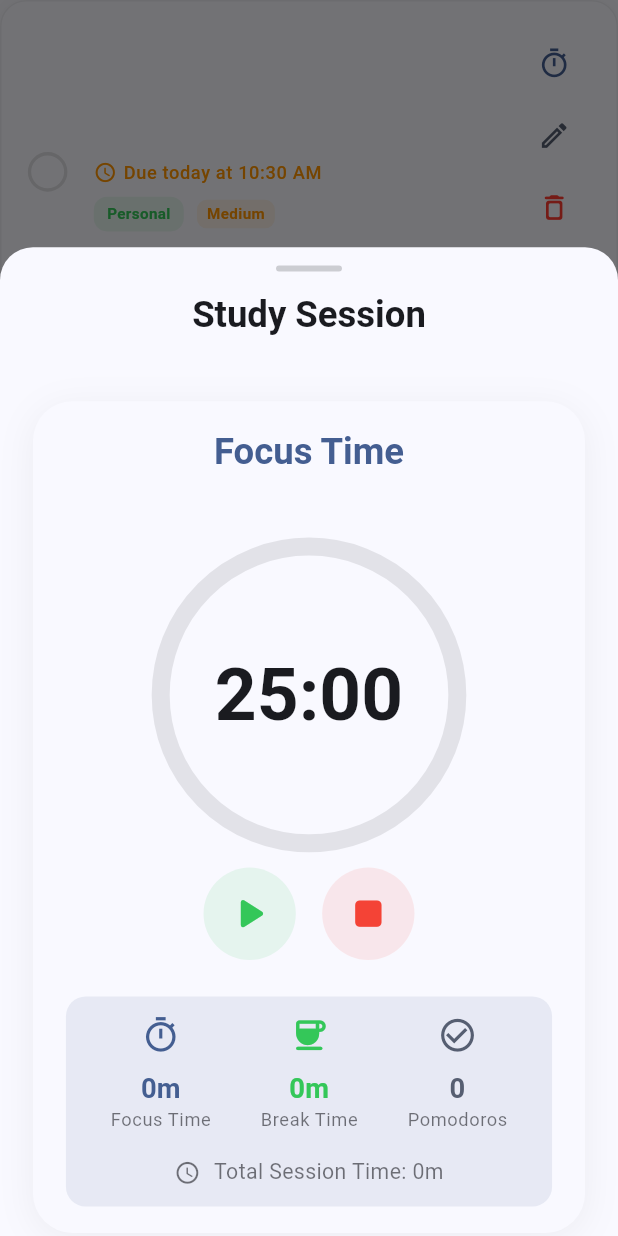
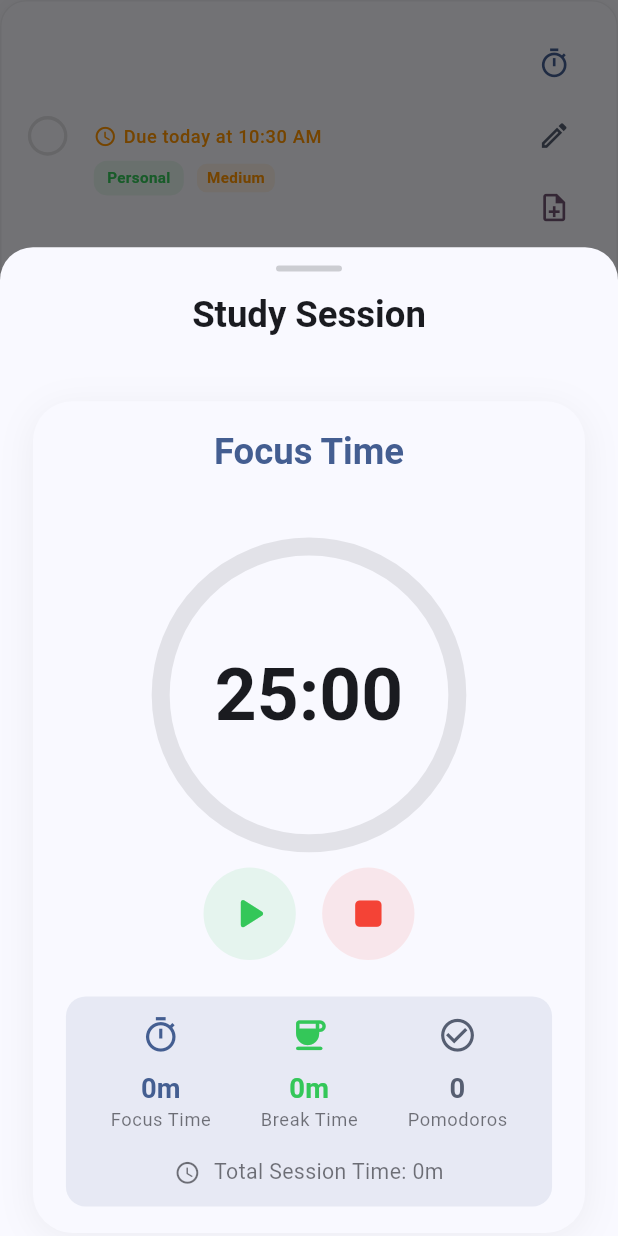
Before and after one commit to Ahmed4r/todoapp, a Flutter app: the TaskCard widget shown alone on an empty page, opened directly with empty values, after a tap on the "timer" icon, on a phone screen of 412 x 824 dp. Run offline on Flutter 3.47's test engine with Material 3 defaults, Android fonts, the phone set to English and light mode, and no system bars; our stand-ins replace audioplayers, flutter_screenutil, shared_preferences; missing offline and left inert: audio_waveforms, record; accounts and stored records are empty; Roboto replaces fonts that are missing (SF Pro Display); statements that could not run were skipped.

Commit message:
feat: Implement swipe-to-delete functionality in TaskCard widget

```diff
--- a/lib/widgets/task_card.dart
+++ b/lib/widgets/task_card.dart
@@ -34,6 +34,27 @@ class TaskCard extends StatelessWidget {
             opacity: animation.value,
             child: Container(
               margin: EdgeInsets.only(bottom: 12.h),
+              child: Dismissible(
+                key: Key(task.id),
+                direction: DismissDirection.endToStart,
+                background: Container(
+                  padding: EdgeInsets.symmetric(horizontal: 20.w),
+                  decoration: BoxDecoration(
+                    color: const Color(0xFFFF3B30),
+                    borderRadius: BorderRadius.circular(16.w),
+                  ),
+                  child: Row(
+                    mainAxisAlignment: MainAxisAlignment.end,
+                    children: [
+                      Icon(
+                        Icons.delete_outline,
+                        color: Colors.white,
+                        size: 24.w,
+                      ),
+                    ],
+                  ),
+                ),
+                onDismissed: (direction) => onDelete(),
                 child: Material(
                   color: Colors.transparent,
                   child: InkWell(
@@ -121,7 +142,9 @@ class TaskCard extends StatelessWidget {
                                           SizedBox(width: 4.w),
                                           Expanded(
                                             child: Text(
-                                            ColorUtils.getDueDateTimeText(task),
+                                              ColorUtils.getDueDateTimeText(
+                                                task,
+                                              ),
                                               style: Theme.of(context)
                                                   .textTheme
                                                   .bodySmall
@@ -161,8 +184,13 @@ class TaskCard extends StatelessWidget {
                                             PomodoroBottomSheet(task: task),
                                       );
                                     },
-                                  icon: Icon(Icons.timer_outlined, size: 20.w),
-                                  color: Theme.of(context).colorScheme.primary,
+                                    icon: Icon(
+                                      Icons.timer_outlined,
+                                      size: 20.w,
+                                    ),
+                                    color: Theme.of(
+                                      context,
+                                    ).colorScheme.primary,
                                     tooltip: 'Start study timer',
                                   ),
                                   IconButton(
@@ -173,15 +201,7 @@ class TaskCard extends StatelessWidget {
                                     ).colorScheme.secondary,
                                     tooltip: 'Edit task',
                                   ),
-                                IconButton(
-                                  onPressed: onDelete,
-                                  icon: Icon(
-                                    Icons.delete_outline_rounded,
-                                    size: 20.w,
-                                  ),
-                                  color: const Color(0xFFFF3B30),
-                                  tooltip: 'Delete task',
-                                ),
+
                                   IconButton(
                                     onPressed: () {
                                       showModalBottomSheet(
@@ -196,7 +216,9 @@ class TaskCard extends StatelessWidget {
                                       Icons.note_add_outlined,
                                       size: 20.w,
                                     ),
-                                  color: Theme.of(context).colorScheme.tertiary,
+                                    color: Theme.of(
+                                      context,
+                                    ).colorScheme.tertiary,
                                     tooltip: 'View/Add Notes',
                                   ),
                                 ],
@@ -204,6 +226,7 @@ class TaskCard extends StatelessWidget {
                             ],
                           ),
                         ],
+                      ),
                     ),
                   ),
                 ),
```
Lines whose indentation alone changed are shown as unchanged.
